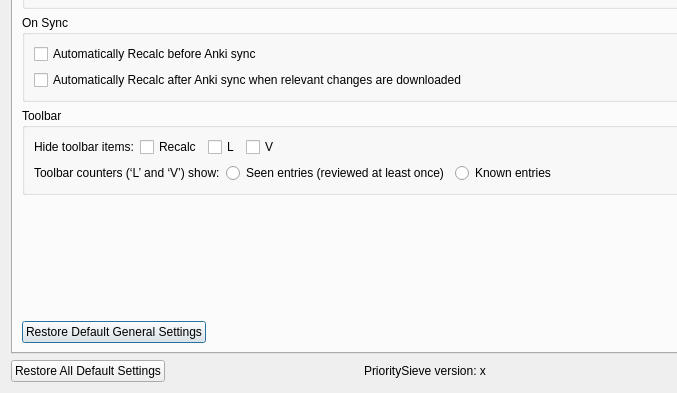
Above: prioritysieve/ui/settings_dialog.ui from travv0/prioritysieve before the change; both pictures show x 0 to 677 and y 194 to 587 of the 947 by 587 pixel window. Below: the same form after it.
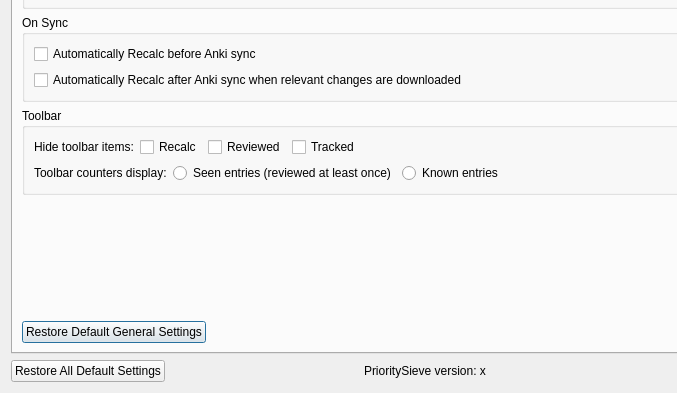
That is the form after the change.

Commit message: Rename toolbar counters for entry terminology

What changed in the file:
```diff
--- a/prioritysieve/ui/settings_dialog.ui
+++ b/prioritysieve/ui/settings_dialog.ui
@@ -209,14 +209,14 @@
               <item>
                <widget class="QCheckBox" name="hideLemmaCheckBox">
                 <property name="text">
-                 <string>L</string>
+                 <string>Reviewed</string>
                 </property>
                </widget>
               </item>
               <item>
                <widget class="QCheckBox" name="hideInflectionCheckBox">
                 <property name="text">
-                 <string>V</string>
+                 <string>Tracked</string>
                 </property>
                </widget>
               </item>
@@ -245,7 +245,7 @@
                  </font>
                 </property>
                 <property name="text">
-                 <string>Toolbar counters (‘L’ and ‘V’) show:</string>
+                 <string>Toolbar counters display:</string>
                 </property>
                </widget>
               </item>
```
Lines whose indentation alone changed are shown as unchanged. The commit also changes 5 other files.
